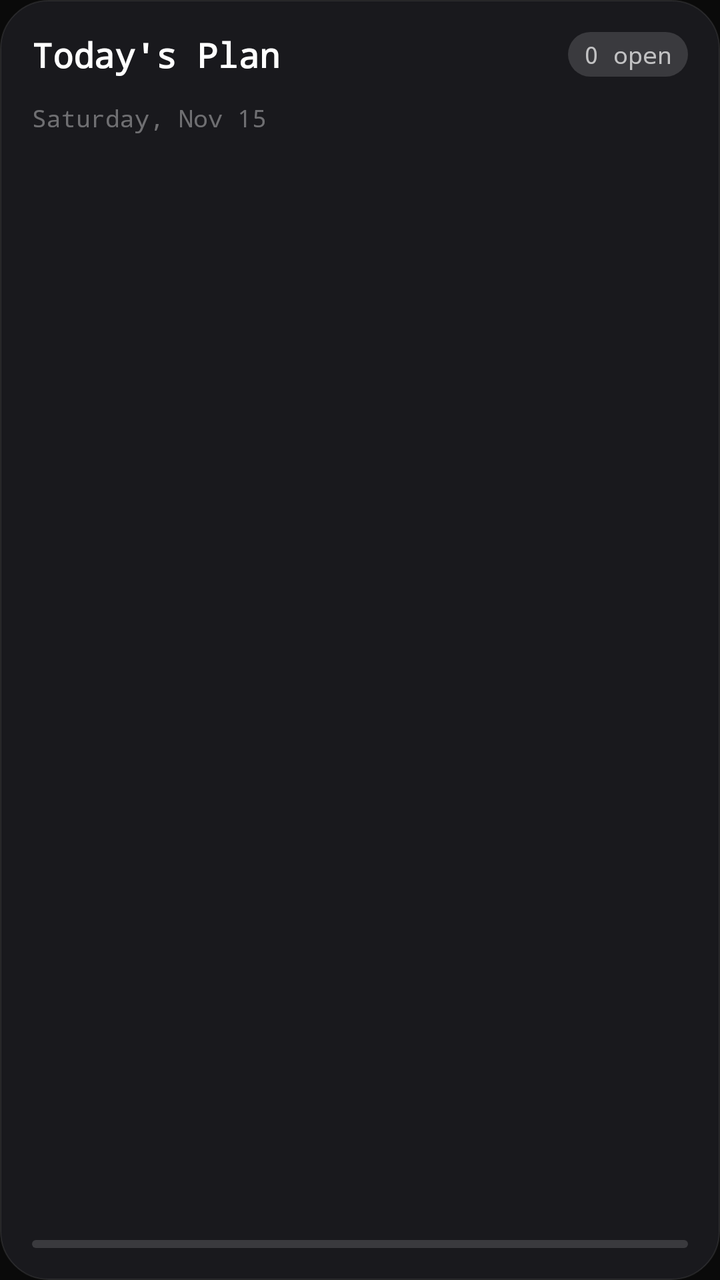
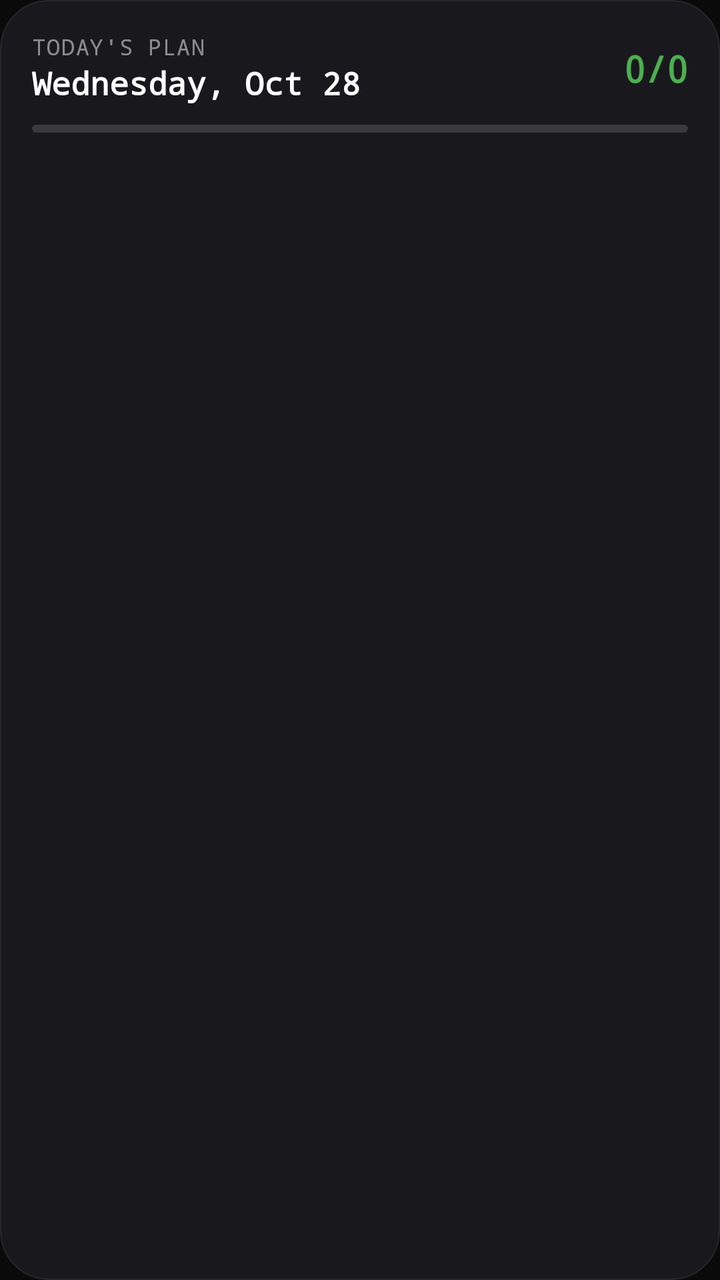

Before-and-after screenshots of an Android layout around one commit, followed by the original layout XML and the change that was made.
<!-- AndroidManifest.xml: application theme Theme.Forge -->
<!-- res/layout/widget_today_plan.xml -->
<?xml version="1.0" encoding="utf-8"?>
<LinearLayout
    xmlns:android="http://schemas.android.com/apk/res/android"
    android:id="@+id/widget_today_root"
    android:layout_width="match_parent"
    android:layout_height="match_parent"
    android:orientation="vertical"
    android:background="@drawable/widget_bg"
    android:padding="16dp">

    
    <LinearLayout
        android:layout_width="match_parent"
        android:layout_height="wrap_content"
        android:orientation="horizontal"
        android:gravity="center_vertical"
        android:layout_marginBottom="12dp">

        <TextView
            android:id="@+id/tv_widget_title"
            android:layout_width="0dp"
            android:layout_height="wrap_content"
            android:layout_weight="1"
            android:text="Today's Plan"
            android:textColor="#FFFFFF"
            android:textSize="17sp"
            android:textStyle="bold"/>

        <TextView
            android:id="@+id/tv_widget_count"
            android:layout_width="wrap_content"
            android:layout_height="wrap_content"
            android:text="0 open"
            android:textColor="#B0FFFFFF"
            android:textSize="12sp"
            android:background="@drawable/widget_badge_bg"
            android:paddingHorizontal="8dp"
            android:paddingVertical="3dp"/>
    </LinearLayout>

    
    <TextView
        android:id="@+id/tv_widget_date"
        android:layout_width="match_parent"
        android:layout_height="wrap_content"
        android:text="Saturday, Nov 15"
        android:textColor="#60FFFFFF"
        android:textSize="12sp"
        android:layout_marginBottom="12dp"/>

    
    <LinearLayout
        android:id="@+id/ll_labor_1"
        android:layout_width="match_parent"
        android:layout_height="wrap_content"
        android:orientation="horizontal"
        android:gravity="center_vertical"
        android:layout_marginBottom="8dp"
        android:visibility="gone">

        <View
            android:id="@+id/bar_1"
            android:layout_width="3dp"
            android:layout_height="24dp"
            android:background="@drawable/widget_priority_bar"
            android:layout_marginEnd="10dp"/>

        <TextView
            android:id="@+id/tv_labor_name_1"
            android:layout_width="0dp"
            android:layout_height="wrap_content"
            android:layout_weight="1"
            android:textColor="#E8E8E8"
            android:textSize="14sp"
            android:maxLines="1"
            android:ellipsize="end"/>

        <ImageView
            android:id="@+id/iv_check_1"
            android:layout_width="22dp"
            android:layout_height="22dp"
            android:src="@drawable/widget_check_pending"
            android:contentDescription="Status"
            android:layout_marginStart="8dp"/>
    </LinearLayout>

    
    <LinearLayout
        android:id="@+id/ll_labor_2"
        android:layout_width="match_parent"
        android:layout_height="wrap_content"
        android:orientation="horizontal"
        android:gravity="center_vertical"
        android:layout_marginBottom="8dp"
        android:visibility="gone">

        <View
            android:id="@+id/bar_2"
            android:layout_width="3dp"
            android:layout_height="24dp"
            android:background="@drawable/widget_priority_bar"
            android:layout_marginEnd="10dp"/>

        <TextView
            android:id="@+id/tv_labor_name_2"
            android:layout_width="0dp"
            android:layout_height="wrap_content"
            android:layout_weight="1"
            android:textColor="#E8E8E8"
            android:textSize="14sp"
            android:maxLines="1"
            android:ellipsize="end"/>

        <ImageView
            android:id="@+id/iv_check_2"
            android:layout_width="22dp"
            android:layout_height="22dp"
            android:src="@drawable/widget_check_pending"
            android:contentDescription="Status"
            android:layout_marginStart="8dp"/>
    </LinearLayout>

    
    <LinearLayout
        android:id="@+id/ll_labor_3"
        android:layout_width="match_parent"
        android:layout_height="wrap_content"
        android:orientation="horizontal"
        android:gravity="center_vertical"
        android:layout_marginBottom="8dp"
        android:visibility="gone">

        <View
            android:id="@+id/bar_3"
            android:layout_width="3dp"
            android:layout_height="24dp"
            android:background="@drawable/widget_priority_bar"
            android:layout_marginEnd="10dp"/>

        <TextView
            android:id="@+id/tv_labor_name_3"
            android:layout_width="0dp"
            android:layout_height="wrap_content"
            android:layout_weight="1"
            android:textColor="#E8E8E8"
            android:textSize="14sp"
            android:maxLines="1"
            android:ellipsize="end"/>

        <ImageView
            android:id="@+id/iv_check_3"
            android:layout_width="22dp"
            android:layout_height="22dp"
            android:src="@drawable/widget_check_pending"
            android:contentDescription="Status"
            android:layout_marginStart="8dp"/>
    </LinearLayout>

    
    <LinearLayout
        android:id="@+id/ll_labor_4"
        android:layout_width="match_parent"
        android:layout_height="wrap_content"
        android:orientation="horizontal"
        android:gravity="center_vertical"
        android:layout_marginBottom="8dp"
        android:visibility="gone">

        <View
            android:id="@+id/bar_4"
            android:layout_width="3dp"
            android:layout_height="24dp"
            android:background="@drawable/widget_priority_bar"
            android:layout_marginEnd="10dp"/>

        <TextView
            android:id="@+id/tv_labor_name_4"
            android:layout_width="0dp"
            android:layout_height="wrap_content"
            android:layout_weight="1"
            android:textColor="#E8E8E8"
            android:textSize="14sp"
            android:maxLines="1"
            android:ellipsize="end"/>

        <ImageView
            android:id="@+id/iv_check_4"
            android:layout_width="22dp"
            android:layout_height="22dp"
            android:src="@drawable/widget_check_pending"
            android:contentDescription="Status"
            android:layout_marginStart="8dp"/>
    </LinearLayout>

    
    <LinearLayout
        android:id="@+id/ll_labor_5"
        android:layout_width="match_parent"
        android:layout_height="wrap_content"
        android:orientation="horizontal"
        android:gravity="center_vertical"
        android:layout_marginBottom="8dp"
        android:visibility="gone">

        <View
            android:id="@+id/bar_5"
            android:layout_width="3dp"
            android:layout_height="24dp"
            android:background="@drawable/widget_priority_bar"
            android:layout_marginEnd="10dp"/>

        <TextView
            android:id="@+id/tv_labor_name_5"
            android:layout_width="0dp"
            android:layout_height="wrap_content"
            android:layout_weight="1"
            android:textColor="#E8E8E8"
            android:textSize="14sp"
            android:maxLines="1"
            android:ellipsize="end"/>

        <ImageView
            android:id="@+id/iv_check_5"
            android:layout_width="22dp"
            android:layout_height="22dp"
            android:src="@drawable/widget_check_pending"
            android:contentDescription="Status"
            android:layout_marginStart="8dp"/>
    </LinearLayout>

    
    <LinearLayout
        android:id="@+id/ll_labor_6"
        android:layout_width="match_parent"
        android:layout_height="wrap_content"
        android:orientation="horizontal"
        android:gravity="center_vertical"
        android:layout_marginBottom="8dp"
        android:visibility="gone">

        <View
            android:id="@+id/bar_6"
            android:layout_width="3dp"
            android:layout_height="24dp"
            android:background="@drawable/widget_priority_bar"
            android:layout_marginEnd="10dp"/>

        <TextView
            android:id="@+id/tv_labor_name_6"
            android:layout_width="0dp"
            android:layout_height="wrap_content"
            android:layout_weight="1"
            android:textColor="#E8E8E8"
            android:textSize="14sp"
            android:maxLines="1"
            android:ellipsize="end"/>

        <ImageView
            android:id="@+id/iv_check_6"
            android:layout_width="22dp"
            android:layout_height="22dp"
            android:src="@drawable/widget_check_pending"
            android:contentDescription="Status"
            android:layout_marginStart="8dp"/>
    </LinearLayout>

    
    <View
        android:layout_width="match_parent"
        android:layout_height="0dp"
        android:layout_weight="1"/>

    
    <TextView
        android:id="@+id/tv_widget_all_done"
        android:layout_width="match_parent"
        android:layout_height="wrap_content"
        android:text="All done — nice work"
        android:textColor="#4CAF50"
        android:textSize="14sp"
        android:textStyle="bold"
        android:gravity="center"
        android:visibility="gone"
        android:layout_marginTop="8dp"/>

    
    <ProgressBar
        android:id="@+id/pb_widget_progress"
        style="@android:style/Widget.ProgressBar.Horizontal"
        android:layout_width="match_parent"
        android:layout_height="4dp"
        android:max="100"
        android:progress="0"
        android:progressDrawable="@drawable/widget_progress_bar"
        android:layout_marginTop="8dp"/>

</LinearLayout>
<!-- resources referenced by this layout -->
<resources>
  <!-- drawable widget_badge_bg (drawable) -->
  <?xml version="1.0" encoding="utf-8"?>
  <shape xmlns:android="http://schemas.android.com/apk/res/android"
      android:shape="rectangle">
      <solid android:color="#25ffffff"/>
      <corners android:radius="12dp"/>
  </shape>
  <!-- drawable widget_bg (drawable) -->
  <?xml version="1.0" encoding="utf-8"?>
  <shape xmlns:android="http://schemas.android.com/apk/res/android"
      android:shape="rectangle">
      <solid android:color="#F01A1A1E"/>
      <corners android:radius="24dp"/>
      <stroke android:width="0.5dp" android:color="#18ffffff"/>
  </shape>
  <!-- drawable widget_check_pending (drawable) -->
  <?xml version="1.0" encoding="utf-8"?>
  <shape xmlns:android="http://schemas.android.com/apk/res/android"
      android:shape="oval">
      <stroke android:width="1.5dp" android:color="#40ffffff"/>
      <solid android:color="#00000000"/>
      <size android:width="20dp" android:height="20dp"/>
  </shape>
  <!-- drawable widget_priority_bar (drawable) -->
  <?xml version="1.0" encoding="utf-8"?>
  <shape xmlns:android="http://schemas.android.com/apk/res/android"
      android:shape="rectangle">
      <solid android:color="#FFB74D"/>
      <corners android:radius="2dp"/>
      <size android:width="3dp" android:height="20dp"/>
  </shape>
  <!-- drawable widget_progress_bar (drawable) -->
  <?xml version="1.0" encoding="utf-8"?>
  <layer-list xmlns:android="http://schemas.android.com/apk/res/android">
      <item android:id="@android:id/background">
          <shape android:shape="rectangle">
              <solid android:color="#25FFFFFF"/>
              <corners android:radius="4dp"/>
          </shape>
      </item>
      <item android:id="@android:id/progress">
          <clip>
              <shape android:shape="rectangle">
                  <solid android:color="#4CAF50"/>
                  <corners android:radius="4dp"/>
              </shape>
          </clip>
      </item>
  </layer-list>
  <style name="Theme.Forge" parent="Theme.Material3.Dark.NoActionBar">
          <item name="colorPrimary">@color/red</item>
          <item name="colorPrimaryContainer">@color/red_alpha30</item>
          <item name="colorOnPrimary">@color/white</item>
          <item name="colorSecondary">@color/red</item>
          <item name="colorSecondaryContainer">@color/red_alpha20</item>
          <item name="colorOnSecondary">@color/white</item>
          <item name="colorSurface">@color/surface1</item>
          <item name="colorOnSurface">@color/fg</item>
          <item name="colorSurfaceVariant">@color/surface2</item>
          <item name="colorOnSurfaceVariant">@color/fg2</item>
          <item name="colorError">@color/red_light</item>
          <item name="colorOnError">@color/white</item>
          <item name="android:colorBackground">@color/bg</item>
          <item name="colorOnBackground">@color/fg</item>
          <item name="android:windowBackground">@color/bg</item>
          <item name="android:statusBarColor">@color/bg</item>
          <item name="android:navigationBarColor">@color/bg</item>
          <item name="android:windowLightStatusBar">false</item>
          <item name="android:windowLightNavigationBar">false</item>
          <item name="android:textColorPrimary">@color/fg</item>
          <item name="android:textColorSecondary">@color/fg2</item>
          <item name="android:textColorHint">@color/fg3</item>
          <item name="android:fontFamily">monospace</item>
      </style>
  <color name="red">#FFE53935</color>
  <color name="red_alpha30">#4DE53935</color>
  <color name="white">#FFFFFFFF</color>
  <color name="red_alpha20">#33E53935</color>
  <color name="surface1">#FF111111</color>
  <color name="fg">#FFF5F5F5</color>
  <color name="surface2">#FF171717</color>
  <color name="fg2">#FF9E9E9E</color>
  <color name="red_light">#FFFF5252</color>
  <color name="bg">#FF0A0A0A</color>
  <color name="fg3">#FF555555</color>
</resources>

<!-- the commit's change to res/layout/widget_today_plan.xml (unified diff, before → after) -->
@@ -14,38 +14,55 @@
         android:layout_height="wrap_content"
         android:orientation="horizontal"
         android:gravity="center_vertical"
-        android:layout_marginBottom="12dp">
-
-        <TextView
-            android:id="@+id/tv_widget_title"
-            android:layout_width="0dp"
-            android:layout_height="wrap_content"
-            android:layout_weight="1"
-            android:text="Today's Plan"
-            android:textColor="#FFFFFF"
-            android:textSize="17sp"
-            android:textStyle="bold"/>
-
+        android:layout_marginBottom="2dp">
+
+        <LinearLayout
+            android:layout_width="0dp"
+            android:layout_height="wrap_content"
+            android:layout_weight="1"
+            android:orientation="vertical">
+
+            <TextView
+                android:id="@+id/tv_widget_header"
+                android:layout_width="wrap_content"
+                android:layout_height="wrap_content"
+                android:text="TODAY'S PLAN"
+                android:textColor="#80FFFFFF"
+                android:textSize="11sp"
+                android:letterSpacing="0.05"/>
+
+            
+            <TextView
+                android:id="@+id/tv_widget_date"
+                android:layout_width="wrap_content"
+                android:layout_height="wrap_content"
+                android:text="Wednesday, Oct 28"
+                android:textColor="#FFFFFF"
+                android:textSize="16sp"
+                android:textStyle="bold"/>
+        </LinearLayout>
+
+        
         <TextView
             android:id="@+id/tv_widget_count"
             android:layout_width="wrap_content"
             android:layout_height="wrap_content"
-            android:text="0 open"
-            android:textColor="#B0FFFFFF"
-            android:textSize="12sp"
-            android:background="@drawable/widget_badge_bg"
-            android:paddingHorizontal="8dp"
-            android:paddingVertical="3dp"/>
-    </LinearLayout>
-
-    
-    <TextView
-        android:id="@+id/tv_widget_date"
-        android:layout_width="match_parent"
-        android:layout_height="wrap_content"
-        android:text="Saturday, Nov 15"
-        android:textColor="#60FFFFFF"
-        android:textSize="12sp"
+            android:text="0/0"
+            android:textColor="#4CAF50"
+            android:textSize="18sp"
+            android:textStyle="bold"/>
+    </LinearLayout>
+
+    
+    <ProgressBar
+        android:id="@+id/pb_widget_progress"
+        style="@android:style/Widget.ProgressBar.Horizontal"
+        android:layout_width="match_parent"
+        android:layout_height="4dp"
+        android:max="100"
+        android:progress="0"
+        android:progressDrawable="@drawable/widget_progress_bar"
+        android:layout_marginTop="8dp"
         android:layout_marginBottom="12dp"/>
 
     
@@ -55,14 +72,15 @@
         android:layout_height="wrap_content"
         android:orientation="horizontal"
         android:gravity="center_vertical"
-        android:layout_marginBottom="8dp"
-        android:visibility="gone">
-
-        <View
-            android:id="@+id/bar_1"
-            android:layout_width="3dp"
-            android:layout_height="24dp"
-            android:background="@drawable/widget_priority_bar"
+        android:layout_marginBottom="10dp"
+        android:visibility="gone">
+
+        <ImageView
+            android:id="@+id/iv_check_1"
+            android:layout_width="22dp"
+            android:layout_height="22dp"
+            android:src="@drawable/widget_check_pending"
+            android:contentDescription="Status"
             android:layout_marginEnd="10dp"/>
 
         <TextView
@@ -74,14 +92,6 @@
             android:textSize="14sp"
             android:maxLines="1"
             android:ellipsize="end"/>
-
-        <ImageView
-            android:id="@+id/iv_check_1"
-            android:layout_width="22dp"
-            android:layout_height="22dp"
-            android:src="@drawable/widget_check_pending"
-            android:contentDescription="Status"
-            android:layout_marginStart="8dp"/>
     </LinearLayout>
 
     
@@ -91,14 +101,15 @@
         android:layout_height="wrap_content"
         android:orientation="horizontal"
         android:gravity="center_vertical"
-        android:layout_marginBottom="8dp"
-        android:visibility="gone">
-
-        <View
-            android:id="@+id/bar_2"
-            android:layout_width="3dp"
-            android:layout_height="24dp"
-            android:background="@drawable/widget_priority_bar"
+        android:layout_marginBottom="10dp"
+        android:visibility="gone">
+
+        <ImageView
+            android:id="@+id/iv_check_2"
+            android:layout_width="22dp"
+            android:layout_height="22dp"
+            android:src="@drawable/widget_check_pending"
+            android:contentDescription="Status"
             android:layout_marginEnd="10dp"/>
 
         <TextView
@@ -110,14 +121,6 @@
             android:textSize="14sp"
             android:maxLines="1"
             android:ellipsize="end"/>
-
-        <ImageView
-            android:id="@+id/iv_check_2"
-            android:layout_width="22dp"
-            android:layout_height="22dp"
-            android:src="@drawable/widget_check_pending"
-            android:contentDescription="Status"
-            android:layout_marginStart="8dp"/>
     </LinearLayout>
 
     
@@ -127,14 +130,15 @@
         android:layout_height="wrap_content"
         android:orientation="horizontal"
         android:gravity="center_vertical"
-        android:layout_marginBottom="8dp"
-        android:visibility="gone">
-
-        <View
-            android:id="@+id/bar_3"
-            android:layout_width="3dp"
-            android:layout_height="24dp"
-            android:background="@drawable/widget_priority_bar"
+        android:layout_marginBottom="10dp"
+        android:visibility="gone">
+
+        <ImageView
+            android:id="@+id/iv_check_3"
+            android:layout_width="22dp"
+            android:layout_height="22dp"
+            android:src="@drawable/widget_check_pending"
+            android:contentDescription="Status"
             android:layout_marginEnd="10dp"/>
 
         <TextView
@@ -146,14 +150,6 @@
             android:textSize="14sp"
             android:maxLines="1"
             android:ellipsize="end"/>
-
-        <ImageView
-            android:id="@+id/iv_check_3"
-            android:layout_width="22dp"
-            android:layout_height="22dp"
-            android:src="@drawable/widget_check_pending"
-            android:contentDescription="Status"
-            android:layout_marginStart="8dp"/>
     </LinearLayout>
 
     
@@ -163,14 +159,15 @@
         android:layout_height="wrap_content"
         android:orientation="horizontal"
         android:gravity="center_vertical"
-        android:layout_marginBottom="8dp"
-        android:visibility="gone">
-
-        <View
-            android:id="@+id/bar_4"
-            android:layout_width="3dp"
-            android:layout_height="24dp"
-            android:background="@drawable/widget_priority_bar"
+        android:layout_marginBottom="10dp"
+        android:visibility="gone">
+
+        <ImageView
+            android:id="@+id/iv_check_4"
+            android:layout_width="22dp"
+            android:layout_height="22dp"
+            android:src="@drawable/widget_check_pending"
+            android:contentDescription="Status"
             android:layout_marginEnd="10dp"/>
 
         <TextView
@@ -182,14 +179,6 @@
             android:textSize="14sp"
             android:maxLines="1"
             android:ellipsize="end"/>
-
-        <ImageView
-            android:id="@+id/iv_check_4"
-            android:layout_width="22dp"
-            android:layout_height="22dp"
-            android:src="@drawable/widget_check_pending"
-            android:contentDescription="Status"
-            android:layout_marginStart="8dp"/>
     </LinearLayout>
 
     
@@ -199,14 +188,15 @@
         android:layout_height="wrap_content"
         android:orientation="horizontal"
         android:gravity="center_vertical"
-        android:layout_marginBottom="8dp"
-        android:visibility="gone">
-
-        <View
-            android:id="@+id/bar_5"
-            android:layout_width="3dp"
-            android:layout_height="24dp"
-            android:background="@drawable/widget_priority_bar"
+        android:layout_marginBottom="10dp"
+        android:visibility="gone">
+
+        <ImageView
+            android:id="@+id/iv_check_5"
+            android:layout_width="22dp"
+            android:layout_height="22dp"
+            android:src="@drawable/widget_check_pending"
+            android:contentDescription="Status"
             android:layout_marginEnd="10dp"/>
 
         <TextView
@@ -218,14 +208,6 @@
             android:textSize="14sp"
             android:maxLines="1"
             android:ellipsize="end"/>
-
-        <ImageView
-            android:id="@+id/iv_check_5"
-            android:layout_width="22dp"
-            android:layout_height="22dp"
-            android:src="@drawable/widget_check_pending"
-            android:contentDescription="Status"
-            android:layout_marginStart="8dp"/>
     </LinearLayout>
 
     
@@ -235,14 +217,15 @@
         android:layout_height="wrap_content"
         android:orientation="horizontal"
         android:gravity="center_vertical"
-        android:layout_marginBottom="8dp"
-        android:visibility="gone">
-
-        <View
-            android:id="@+id/bar_6"
-            android:layout_width="3dp"
-            android:layout_height="24dp"
-            android:background="@drawable/widget_priority_bar"
+        android:layout_marginBottom="10dp"
+        android:visibility="gone">
+
+        <ImageView
+            android:id="@+id/iv_check_6"
+            android:layout_width="22dp"
+            android:layout_height="22dp"
+            android:src="@drawable/widget_check_pending"
+            android:contentDescription="Status"
             android:layout_marginEnd="10dp"/>
 
         <TextView
@@ -254,14 +237,6 @@
             android:textSize="14sp"
             android:maxLines="1"
             android:ellipsize="end"/>
-
-        <ImageView
-            android:id="@+id/iv_check_6"
-            android:layout_width="22dp"
-            android:layout_height="22dp"
-            android:src="@drawable/widget_check_pending"
-            android:contentDescription="Status"
-            android:layout_marginStart="8dp"/>
     </LinearLayout>
 
     
@@ -275,7 +250,7 @@
         android:id="@+id/tv_widget_all_done"
         android:layout_width="match_parent"
         android:layout_height="wrap_content"
-        android:text="All done — nice work"
+        android:text="All done - nice work"
         android:textColor="#4CAF50"
         android:textSize="14sp"
         android:textStyle="bold"
@@ -283,15 +258,4 @@
         android:visibility="gone"
         android:layout_marginTop="8dp"/>
 
-    
-    <ProgressBar
-        android:id="@+id/pb_widget_progress"
-        style="@android:style/Widget.ProgressBar.Horizontal"
-        android:layout_width="match_parent"
-        android:layout_height="4dp"
-        android:max="100"
-        android:progress="0"
-        android:progressDrawable="@drawable/widget_progress_bar"
-        android:layout_marginTop="8dp"/>
-
 </LinearLayout>
<!-- resource entries referenced after the edit -->
@@ -1,12 +1,5 @@
 <!-- resources referenced by this layout -->
 <resources>
-  <!-- drawable widget_badge_bg (drawable) -->
-  <?xml version="1.0" encoding="utf-8"?>
-  <shape xmlns:android="http://schemas.android.com/apk/res/android"
-      android:shape="rectangle">
-      <solid android:color="#25ffffff"/>
-      <corners android:radius="12dp"/>
-  </shape>
   <!-- drawable widget_bg (drawable) -->
   <?xml version="1.0" encoding="utf-8"?>
   <shape xmlns:android="http://schemas.android.com/apk/res/android"
@@ -22,14 +15,6 @@
       <stroke android:width="1.5dp" android:color="#40ffffff"/>
       <solid android:color="#00000000"/>
       <size android:width="20dp" android:height="20dp"/>
-  </shape>
-  <!-- drawable widget_priority_bar (drawable) -->
-  <?xml version="1.0" encoding="utf-8"?>
-  <shape xmlns:android="http://schemas.android.com/apk/res/android"
-      android:shape="rectangle">
-      <solid android:color="#FFB74D"/>
-      <corners android:radius="2dp"/>
-      <size android:width="3dp" android:height="20dp"/>
   </shape>
   <!-- drawable widget_progress_bar (drawable) -->
   <?xml version="1.0" encoding="utf-8"?>
